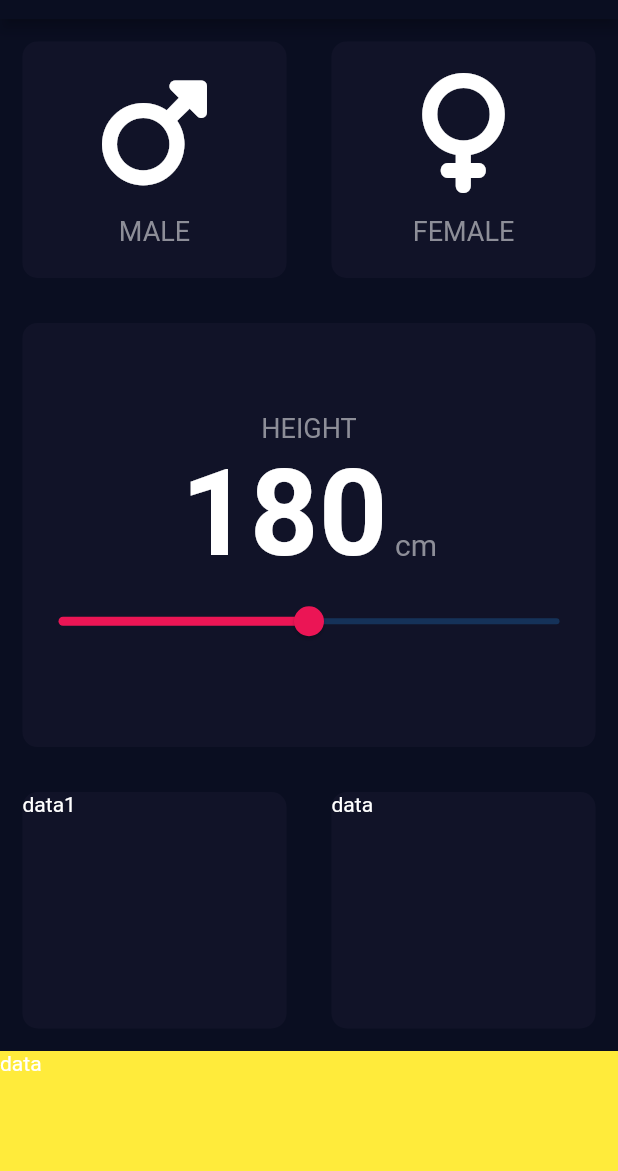
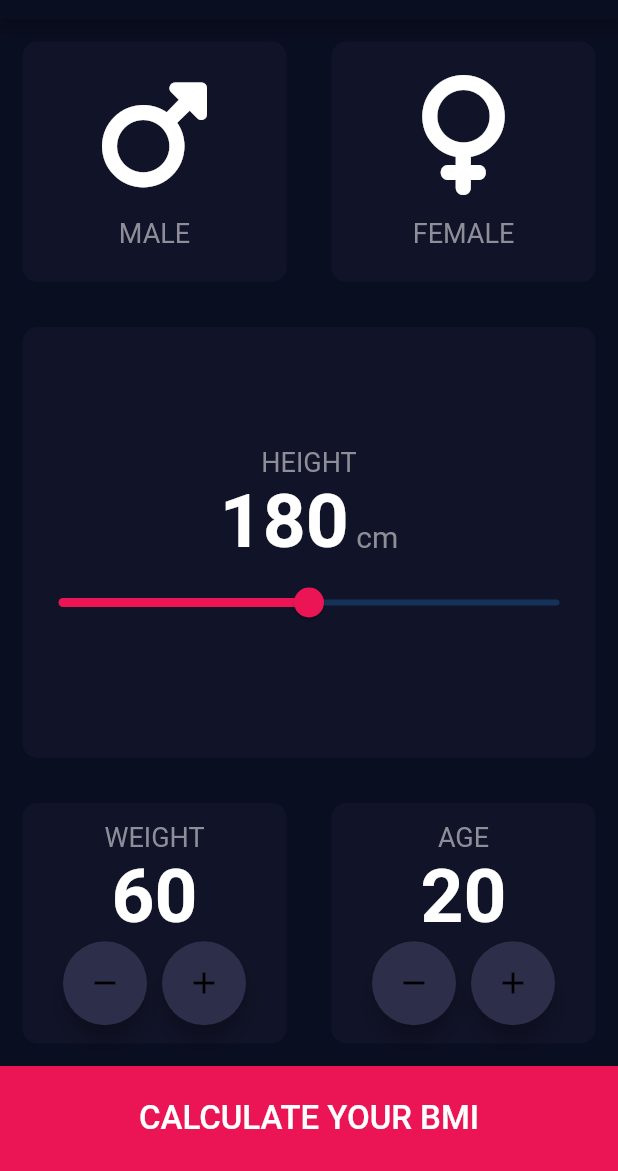
Before and after one commit to irfansafar/BMI_Calculator_Flutter, a Flutter app: the screen it shows after launch, on a phone screen of 412 x 824 dp, the part 65-1236 px from its top. Run offline on Flutter 3.47's test engine with Material 2 defaults, Android fonts, the phone set to English and light mode, and no system bars; our stand-ins replace font_awesome_flutter.

```diff
--- /dev/null
+++ b/lib/compenents/bmi_calc.dart
@@ -0,0 +1,36 @@
+import 'dart:math';
+
+class CalcBrain {
+  int height;
+  int weight;
+  late double bmi;
+
+  CalcBrain({required this.height, required this.weight});
+
+  String CalcBmi() {
+    bmi = weight / pow(height / 100, 2);
+    return bmi.toStringAsFixed(1);
+  }
+
+  String BmiStatus() {
+    if (bmi >= 25) {
+      return 'OVERWEIGHT';
+    } else if (bmi > 18.5) {
+      return 'NORMAL';
+    } else {
+      return 'UNDERWEIGHT';
+    }
+  }
+
+  String getInterpretation() {
+    if (bmi >= 25) {
+      return 'You have a higher than normal body weight. Try to exercise more.';
+    } else if (bmi >= 18.5) {
+      return 'You have a normal body weight. Good job!';
+    } else {
+      return 'You have a lower than normal body weight. You can eat a bit more.';
+    }
+  }
+}
+
+// bmi = weight x (heightx100)xheight;
--- /dev/null
+++ b/lib/compenents/bottom_button.dart
@@ -0,0 +1,27 @@
+import 'package:flutter/material.dart';
+import 'package:bmi_calc_flutter_23/constants.dart';
+
+class BottomButton extends StatelessWidget {
+  String label;
+  void Function() onTap;
+
+  BottomButton({required this.label, required this.onTap});
+
+  @override
+  Widget build(BuildContext context) {
+    return GestureDetector(
+      onTap: onTap,
+      child: Container(
+        height: 70,
+        width: double.infinity,
+        color: kButtonColor,
+        child: Center(
+          child: Text(
+            label,
+            style: kBottomButton,
+          ),
+        ),
+      ),
+    );
+  }
+}
--- a/lib/constants.dart
+++ b/lib/constants.dart
@@ -5,8 +5,10 @@ const kBackgroundColor = Color(0xff0a0E21);
 const kActiveColor = Color(0xFF1D1E33);
 const kInactiveColor = Color(0xFF111328);
 const kButtonColor = Color(0xffeb1555);
-const kButtonSecondaryColor = Color(0xff1c1f32);
+const kButtonSecondaryColor = Color(0xFF2D2E49);
 const kResultColor = Color(0xff22e67b);
 const kContentTitle = TextStyle(fontSize: 18.0, color: Color(0xFF8D8E98));
+const kContentValue = TextStyle(fontWeight: FontWeight.bold, fontSize: 50);
+const kBottomButton = TextStyle(fontSize: 22, fontWeight: FontWeight.w500);
 
 enum Gender { male, female }
--- a/lib/screens/home_page.dart
+++ b/lib/screens/home_page.dart
@@ -3,6 +3,9 @@ import 'package:flutter/material.dart';
 import 'package:font_awesome_flutter/font_awesome_flutter.dart';
 import 'package:bmi_calc_flutter_23/compenents/card_items.dart';
 import 'package:bmi_calc_flutter_23/compenents/reusable_cards.dart';
+import 'package:bmi_calc_flutter_23/screens/result_page.dart';
+import 'package:bmi_calc_flutter_23/compenents/bottom_button.dart';
+import 'package:bmi_calc_flutter_23/compenents/bmi_calc.dart';
 
 class HomePage extends StatefulWidget {
   const HomePage({super.key});
@@ -14,6 +17,8 @@ class _HomePageState extends State<HomePage> {
   Color maleCardColor = kInactiveColor;
   Color femaleCardColor = kInactiveColor;
   int height = 180;
+  int weight = 60;
+  int age = 20;
 
   void updateColor(gender) {
     if (gender == Gender.male) {
@@ -95,8 +100,7 @@ class _HomePageState extends State<HomePage> {
                       children: [
                         Text(
                           height.toString(),
-                          style: TextStyle(
-                              fontWeight: FontWeight.bold, fontSize: 80),
+                          style: kContentValue,
                         ),
                         SizedBox(
                           width: 5,
@@ -130,25 +134,107 @@ class _HomePageState extends State<HomePage> {
                 children: [
                   Expanded(
                     child: reusableCard(
-                      color: kInactiveColor,
-                      child: Text('data1'),
-                    ),
+                        color: kInactiveColor,
+                        child: Column(
+                          mainAxisAlignment: MainAxisAlignment.center,
+                          children: [
+                            Text(
+                              'WEIGHT',
+                              style: kContentTitle,
+                            ),
+                            Text(
+                              weight.toString(),
+                              style: kContentValue,
+                            ),
+                            Row(
+                              mainAxisAlignment: MainAxisAlignment.center,
+                              children: [
+                                FloatingActionButton(
+                                  child: Icon(Icons.remove),
+                                  onPressed: () {
+                                    setState(() {
+                                      weight--;
+                                    });
+                                  },
+                                  backgroundColor: kButtonSecondaryColor,
+                                ),
+                                SizedBox(
+                                  width: 10,
+                                ),
+                                FloatingActionButton(
+                                  child: Icon(Icons.add),
+                                  onPressed: () {
+                                    setState(() {
+                                      weight++;
+                                    });
+                                  },
+                                  backgroundColor: kButtonSecondaryColor,
+                                ),
+                              ],
+                            ),
+                          ],
+                        )),
                   ),
                   Expanded(
                     child: reusableCard(
-                      color: kInactiveColor,
-                      child: Text('data'),
-                    ),
+                        color: kInactiveColor,
+                        child: Column(
+                          mainAxisAlignment: MainAxisAlignment.center,
+                          children: [
+                            Text(
+                              'AGE',
+                              style: kContentTitle,
+                            ),
+                            Text(
+                              age.toString(),
+                              style: kContentValue,
+                            ),
+                            Row(
+                              mainAxisAlignment: MainAxisAlignment.center,
+                              children: [
+                                FloatingActionButton(
+                                  child: Icon(Icons.remove),
+                                  onPressed: () {
+                                    setState(() {
+                                      age--;
+                                    });
+                                  },
+                                  backgroundColor: kButtonSecondaryColor,
+                                ),
+                                SizedBox(
+                                  width: 10,
+                                ),
+                                FloatingActionButton(
+                                  child: Icon(Icons.add),
+                                  onPressed: () {
+                                    setState(() {
+                                      age++;
+                                    });
+                                  },
+                                  backgroundColor: kButtonSecondaryColor,
+                                ),
+                              ],
+                            ),
+                          ],
+                        )),
                   ),
                 ],
               ),
             ),
-            Container(
-              height: 80,
-              width: double.infinity,
-              color: Colors.yellow,
-              child: Text('data'),
-            )
+            BottomButton(
+              label: 'CALCULATE YOUR BMI',
+              onTap: () {
+                CalcBrain calc = CalcBrain(height: height, weight: weight);
+
+                Navigator.push(context, MaterialPageRoute(builder: (context) {
+                  return Result(
+                    resultValue: calc.CalcBmi(),
+                    bmiStatus: calc.BmiStatus(),
+                    interpretetion: calc.getInterpretation(),
+                  );
+                }));
+              },
+            ),
           ],
         ));
   }
```
Also changed, not shown: lib/screens/result_page.dart (added, +84 -0 lines).
